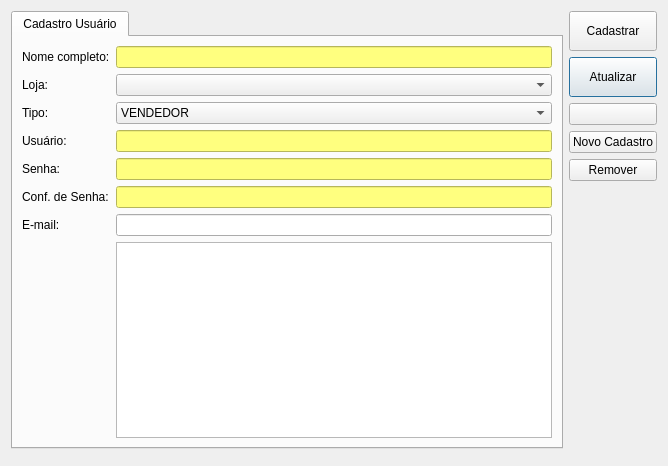
First picture: the form in ui/cadastrousuario.ui, repository darktorres/ERP-STACCATO, before the edit.
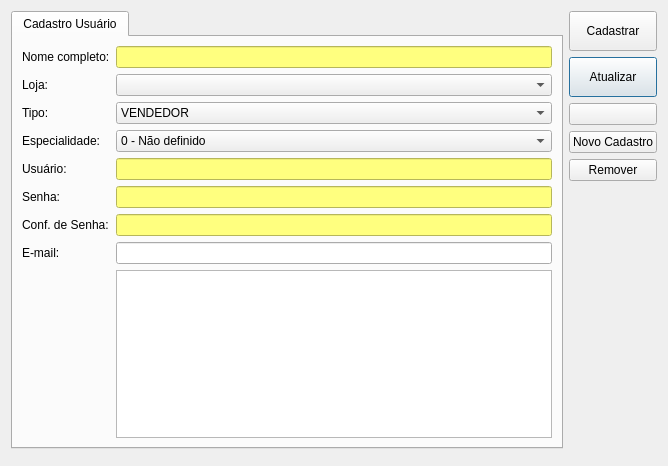
Second picture: the form after the edit. Icons and pictures are not drawn. Custom widgets are drawn as their Qt base class.

The edit to the form file:
```diff
--- a/ui/cadastrousuario.ui
+++ b/ui/cadastrousuario.ui
@@ -101,7 +101,7 @@
        <string>Cadastro Usuário</string>
       </attribute>
       <layout class="QGridLayout" name="gridLayout_2">
-       <item row="4" column="1">
+       <item row="5" column="1">
         <widget class="QLineEdit" name="lineEditPasswd">
          <property name="accessibleName">
           <string>Senha</string>
@@ -115,10 +115,38 @@
          </property>
         </widget>
        </item>
-       <item row="5" column="0">
-        <widget class="QLabel" name="labelPasswd_2">
+       <item row="2" column="0">
+        <widget class="QLabel" name="labelTipo">
          <property name="text">
-          <string>Conf. de Senha:</string>
+          <string>Tipo:</string>
+         </property>
+        </widget>
+       </item>
+       <item row="8" column="1">
+        <widget class="TableView" name="table"/>
+       </item>
+       <item row="6" column="1">
+        <widget class="QLineEdit" name="lineEditPasswd_2">
+         <property name="accessibleName">
+          <string>Conf. de senha</string>
+         </property>
+         <property name="styleSheet">
+          <string notr="true">background-color: rgb(255, 255, 127);
+color: rgb(0, 0, 0);</string>
+         </property>
+         <property name="echoMode">
+          <enum>QLineEdit::Password</enum>
+         </property>
+        </widget>
+       </item>
+       <item row="4" column="1">
+        <widget class="QLineEdit" name="lineEditUser">
+         <property name="accessibleName">
+          <string>Nome de usuário</string>
+         </property>
+         <property name="styleSheet">
+          <string notr="true">background-color: rgb(255, 255, 127);
+color: rgb(0, 0, 0);</string>
          </property>
         </widget>
        </item>
@@ -129,21 +157,10 @@
          </property>
         </widget>
        </item>
-       <item row="0" column="1">
-        <widget class="QLineEdit" name="lineEditNome">
-         <property name="accessibleName">
-          <string>Nome completo</string>
-         </property>
-         <property name="styleSheet">
-          <string notr="true">background-color: rgb(255, 255, 127);
-color: rgb(0, 0, 0);</string>
-         </property>
-        </widget>
-       </item>
-       <item row="1" column="0">
-        <widget class="QLabel" name="labelLoja">
+       <item row="5" column="0">
+        <widget class="QLabel" name="labelPasswd">
          <property name="text">
-          <string>Loja:</string>
+          <string>Senha:</string>
          </property>
         </widget>
        </item>
@@ -154,10 +171,35 @@
          </property>
         </widget>
        </item>
-       <item row="2" column="0">
-        <widget class="QLabel" name="labelTipo">
+       <item row="4" column="0">
+        <widget class="QLabel" name="labelUser">
          <property name="text">
-          <string>Tipo:</string>
+          <string>Usuário:</string>
+         </property>
+        </widget>
+       </item>
+       <item row="1" column="0">
+        <widget class="QLabel" name="labelLoja">
+         <property name="text">
+          <string>Loja:</string>
+         </property>
+        </widget>
+       </item>
+       <item row="7" column="0">
+        <widget class="QLabel" name="labelSigla">
+         <property name="text">
+          <string>E-mail:</string>
+         </property>
+        </widget>
+       </item>
+       <item row="0" column="1">
+        <widget class="QLineEdit" name="lineEditNome">
+         <property name="accessibleName">
+          <string>Nome completo</string>
+         </property>
+         <property name="styleSheet">
+          <string notr="true">background-color: rgb(255, 255, 127);
+color: rgb(0, 0, 0);</string>
          </property>
         </widget>
        </item>
@@ -208,61 +250,60 @@
          </item>
         </widget>
        </item>
-       <item row="3" column="0">
-        <widget class="QLabel" name="labelUser">
-         <property name="text">
-          <string>Usuário:</string>
-         </property>
-        </widget>
-       </item>
-       <item row="3" column="1">
-        <widget class="QLineEdit" name="lineEditUser">
-         <property name="accessibleName">
-          <string>Nome de usuário</string>
-         </property>
-         <property name="styleSheet">
-          <string notr="true">background-color: rgb(255, 255, 127);
-color: rgb(0, 0, 0);</string>
-         </property>
-        </widget>
-       </item>
-       <item row="4" column="0">
-        <widget class="QLabel" name="labelPasswd">
-         <property name="text">
-          <string>Senha:</string>
-         </property>
-        </widget>
-       </item>
-       <item row="5" column="1">
-        <widget class="QLineEdit" name="lineEditPasswd_2">
-         <property name="accessibleName">
-          <string>Conf. de senha</string>
-         </property>
-         <property name="styleSheet">
-          <string notr="true">background-color: rgb(255, 255, 127);
-color: rgb(0, 0, 0);</string>
-         </property>
-         <property name="echoMode">
-          <enum>QLineEdit::Password</enum>
-         </property>
-        </widget>
-       </item>
-       <item row="6" column="1">
-        <widget class="QLineEdit" name="lineEditEmail">
-         <property name="accessibleName">
-          <string>Sigla</string>
-         </property>
-        </widget>
-       </item>
        <item row="6" column="0">
-        <widget class="QLabel" name="labelSigla">
+        <widget class="QLabel" name="labelPasswd_2">
          <property name="text">
-          <string>E-mail:</string>
+          <string>Conf. de Senha:</string>
          </property>
         </widget>
        </item>
        <item row="7" column="1">
-        <widget class="TableView" name="table"/>
+        <widget class="QLineEdit" name="lineEditEmail">
+         <property name="accessibleName">
+          <string>Sigla</string>
+         </property>
+        </widget>
+       </item>
+       <item row="3" column="1">
+        <widget class="QComboBox" name="comboBoxEspecialidade">
+         <item>
+          <property name="text">
+           <string>0 - Não definido</string>
+          </property>
+         </item>
+         <item>
+          <property name="text">
+           <string>1 - Revestimentos</string>
+          </property>
+         </item>
+         <item>
+          <property name="text">
+           <string>2 - Louças e Metais</string>
+          </property>
+         </item>
+         <item>
+          <property name="text">
+           <string>3 - Acessórios</string>
+          </property>
+         </item>
+         <item>
+          <property name="text">
+           <string>4 - Insumos</string>
+          </property>
+         </item>
+         <item>
+          <property name="text">
+           <string>5 - Serviços</string>
+          </property>
+         </item>
+        </widget>
+       </item>
+       <item row="3" column="0">
+        <widget class="QLabel" name="labelEspecialidade">
+         <property name="text">
+          <string>Especialidade:</string>
+         </property>
+        </widget>
        </item>
       </layout>
      </widget>
```
